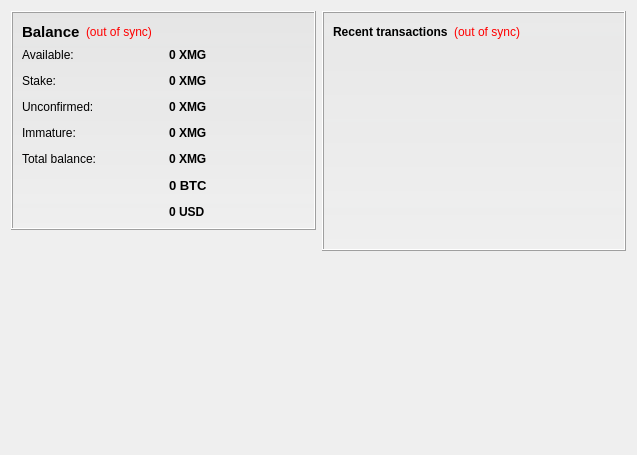
Qt form src/qt/forms/overviewpage.ui (m-pays/magi) before a commit.
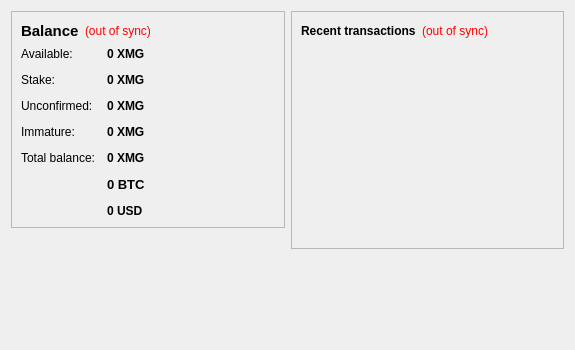
The same form after that commit.

Commit message: GUI overviewpage style

```diff
--- a/src/qt/forms/overviewpage.ui
+++ b/src/qt/forms/overviewpage.ui
@@ -6,8 +6,8 @@
    <rect>
     <x>0</x>
     <y>0</y>
-    <width>637</width>
-    <height>455</height>
+    <width>575</width>
+    <height>350</height>
    </rect>
   </property>
   <property name="windowTitle">
@@ -22,10 +22,10 @@
      <item>
       <widget class="QFrame" name="frame">
        <property name="styleSheet">
-        <string notr="true">#frame { background-color: qlineargradient(spread:pad, x1:0, y1:0, x2:0, y2:1, stop:0 rgba(70,71,71,15), stop:1.0 rgba(70,71,71,0)); }</string>
+        <string notr="true"/>
        </property>
        <property name="frameShape">
-        <enum>QFrame::Box</enum>
+        <enum>QFrame::StyledPanel</enum>
        </property>
        <property name="frameShadow">
         <enum>QFrame::Raised</enum>
@@ -101,7 +101,7 @@
              <string notr="true"/>
             </property>
             <property name="text">
-             <string>Available:                         </string>
+             <string>Available:  </string>
             </property>
            </widget>
           </item>
@@ -334,10 +334,10 @@
      <item>
       <widget class="QFrame" name="frame_2">
        <property name="styleSheet">
-        <string notr="true">#frame_2 { background-color: qlineargradient(spread:pad, x1:0, y1:0, x2:0, y2:1, stop:0 rgba(70,71,71,10), stop:1.0 rgba(70,71,71,0)); }</string>
+        <string notr="true"/>
        </property>
        <property name="frameShape">
-        <enum>QFrame::Box</enum>
+        <enum>QFrame::StyledPanel</enum>
        </property>
        <property name="frameShadow">
         <enum>QFrame::Raised</enum>
```
